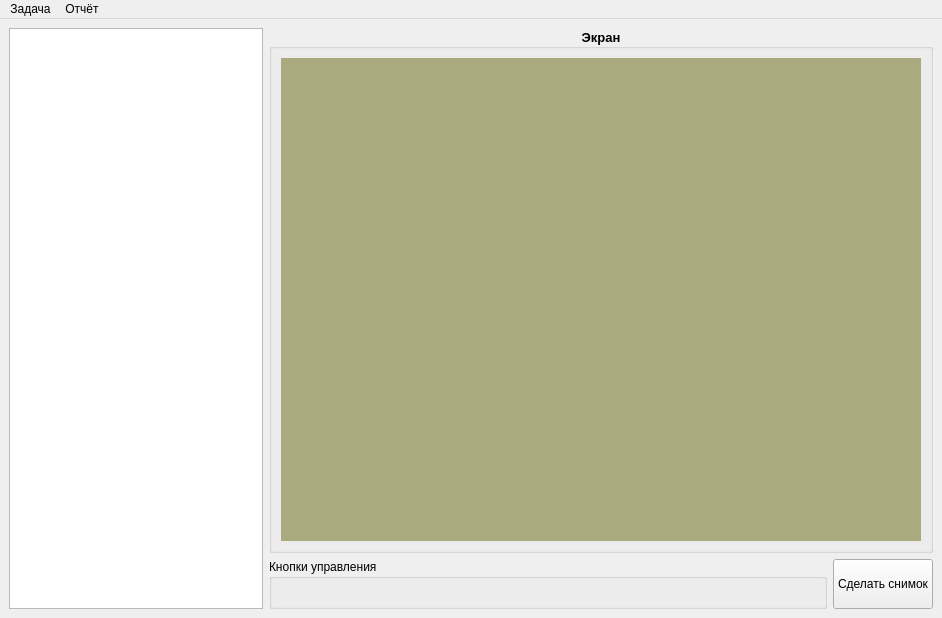
ssidko/WorkProjects, file ImageCapture/ImageCapture/Forms/MainWindow.ui: the form before one commit.
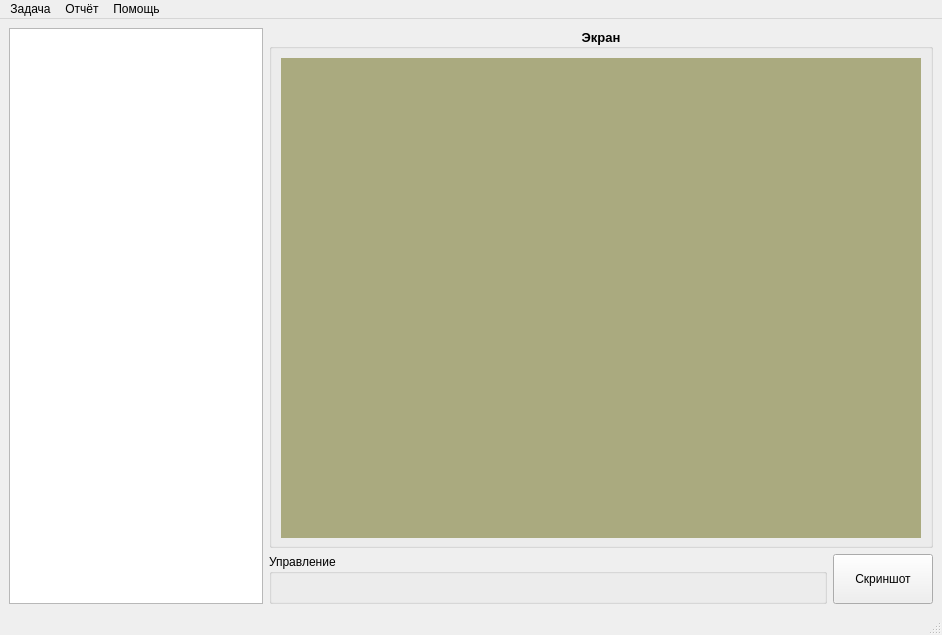
The form after the commit. Icons and pictures are not drawn. Custom widgets are drawn as their Qt base class.

```diff
--- a/ImageCapture/ImageCapture/Forms/MainWindow.ui
+++ b/ImageCapture/ImageCapture/Forms/MainWindow.ui
@@ -7,7 +7,7 @@
     <x>0</x>
     <y>0</y>
     <width>942</width>
-    <height>618</height>
+    <height>635</height>
    </rect>
   </property>
   <property name="sizePolicy">
@@ -16,6 +16,18 @@
     <verstretch>0</verstretch>
    </sizepolicy>
   </property>
+  <property name="minimumSize">
+   <size>
+    <width>942</width>
+    <height>635</height>
+   </size>
+  </property>
+  <property name="maximumSize">
+   <size>
+    <width>942</width>
+    <height>635</height>
+   </size>
+  </property>
   <property name="windowTitle">
    <string>MainWindow</string>
   </property>
@@ -23,6 +35,12 @@
    <locale language="Russian" country="Russia"/>
   </property>
   <widget class="QWidget" name="centralwidget">
+   <property name="sizePolicy">
+    <sizepolicy hsizetype="Fixed" vsizetype="Fixed">
+     <horstretch>0</horstretch>
+     <verstretch>0</verstretch>
+    </sizepolicy>
+   </property>
    <layout class="QHBoxLayout" name="horizontalLayout">
     <item>
      <widget class="QTreeWidget" name="TaskTreeWidget">
@@ -57,6 +75,12 @@
              <height>480</height>
             </size>
            </property>
+           <property name="maximumSize">
+            <size>
+             <width>640</width>
+             <height>480</height>
+            </size>
+           </property>
            <property name="palette">
             <palette>
              <active>
@@ -144,16 +168,22 @@
         <item>
          <widget class="QGroupBox" name="ButtonsGroupBox">
           <property name="title">
-           <string>Кнопки управления</string>
+           <string>Управление</string>
           </property>
           <layout class="QHBoxLayout" name="ButtonsHLayout"/>
          </widget>
         </item>
         <item>
          <widget class="QPushButton" name="ScreenshotButton">
+          <property name="sizePolicy">
+           <sizepolicy hsizetype="Preferred" vsizetype="Preferred">
+            <horstretch>0</horstretch>
+            <verstretch>0</verstretch>
+           </sizepolicy>
+          </property>
           <property name="minimumSize">
            <size>
-            <width>50</width>
+            <width>100</width>
             <height>50</height>
            </size>
           </property>
@@ -164,7 +194,17 @@
            </size>
           </property>
           <property name="text">
-           <string>Сделать снимок</string>
+           <string>Скриншот</string>
+          </property>
+          <property name="icon">
+           <iconset resource="../mainwindow.qrc">
+            <normaloff>:/MainWindow/images/camera.png</normaloff>:/MainWindow/images/camera.png</iconset>
+          </property>
+          <property name="iconSize">
+           <size>
+            <width>32</width>
+            <height>32</height>
+           </size>
           </property>
          </widget>
         </item>
@@ -198,9 +238,19 @@
     </property>
     <addaction name="CreateReportAction"/>
    </widget>
+   <widget class="QMenu" name="HelpMenu">
+    <property name="title">
+     <string>Помощь</string>
+    </property>
+    <addaction name="HelpAction"/>
+    <addaction name="separator"/>
+    <addaction name="AboutAction"/>
+   </widget>
    <addaction name="TaskMenu"/>
    <addaction name="ReportMenu"/>
+   <addaction name="HelpMenu"/>
   </widget>
+  <widget class="QStatusBar" name="statusBar"/>
   <action name="CreateReportAction">
    <property name="text">
     <string>Сформировать</string>
```
Left out of the diff: 23 changed lines with no effect on the pictures.
